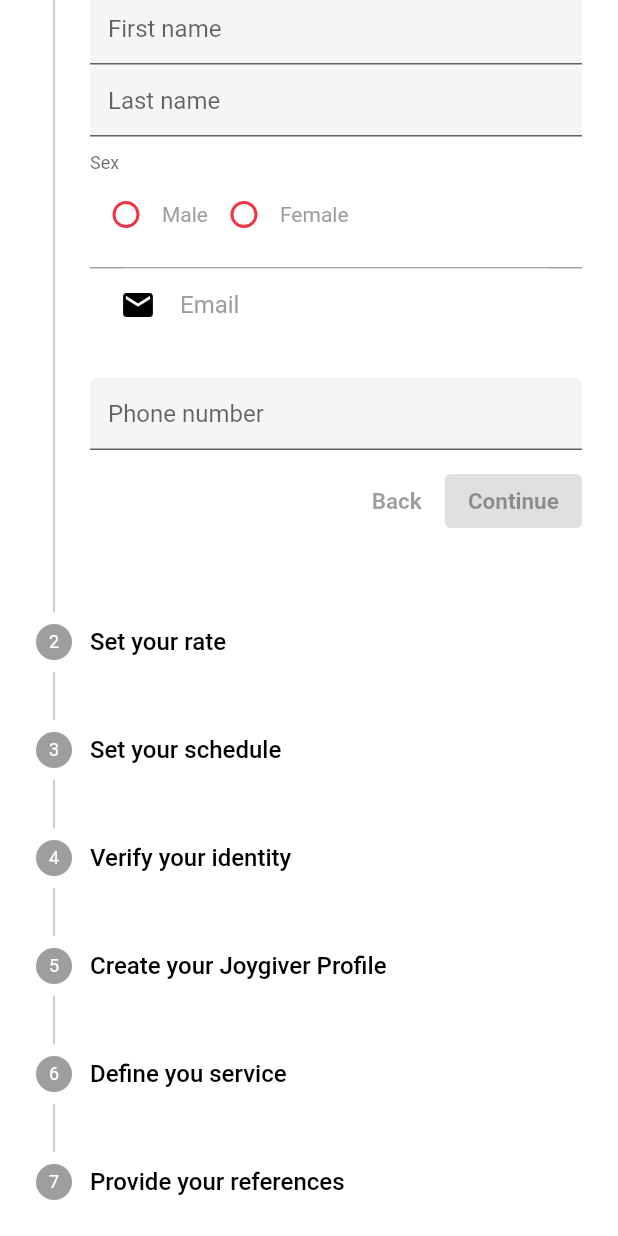
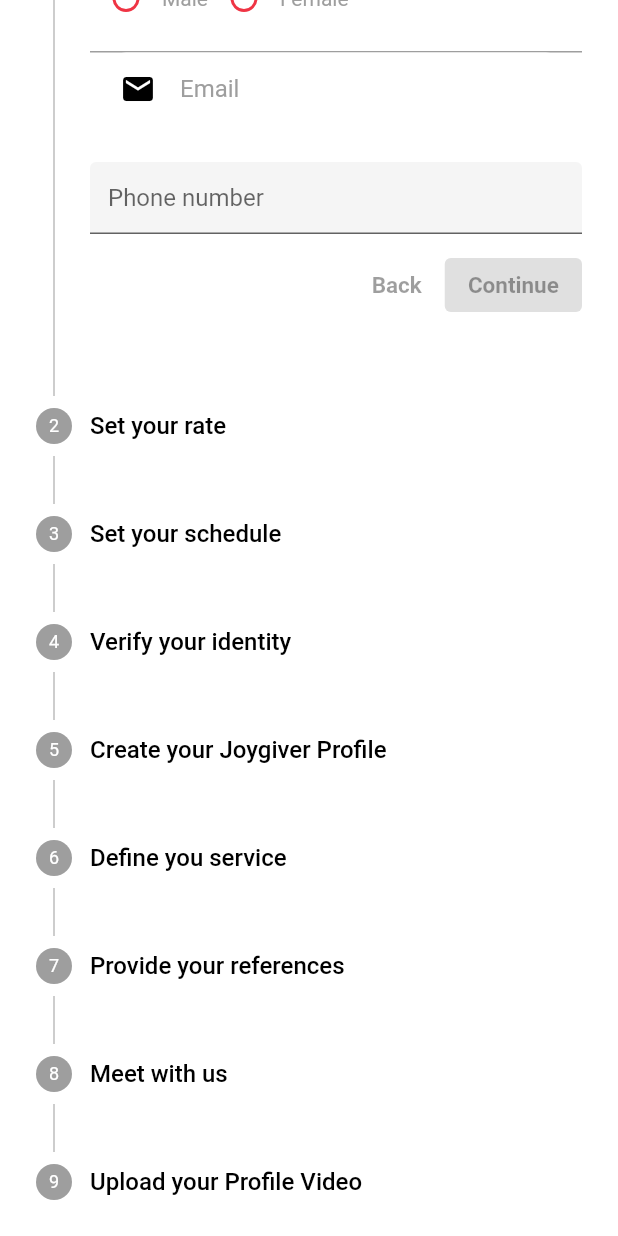
Before and after one commit to pricelev/Careyaya-Flutter-App, a Flutter app: the screen it shows after launch, after a tap on an icon or button, on a phone screen of 412 x 824 dp. Run offline on Flutter 3.47's test engine with Material 2 defaults, Android fonts, the phone set to English and light mode, and no system bars; drawn by our look-alikes of flutter_form_builder; our stand-ins replace animate_do, cloud_firestore, convex_bottom_bar, firebase_analytics, firebase_auth, firebase_core and 8 more; missing offline and left inert: dash_chat, flutter_background_geolocation, flutter_sheet_localization; accounts and stored records are empty; Roboto replaces fonts that are missing (ProductSans); statements that could not run were skipped.

Commit message:
added remaining Stepper pages (meeting scheduling and profile video)

```diff
--- a/lib/ui/widgets/forms/caregiver_application/caregiver_application_form.widget.dart
+++ b/lib/ui/widgets/forms/caregiver_application/caregiver_application_form.widget.dart
@@ -7,6 +7,8 @@ import 'package:careyaya/ui/widgets/forms/caregiver_application/pages/identity_d
 import 'package:careyaya/ui/widgets/forms/caregiver_application/pages/joygiver_profile_details_page.widget.dart';
 import 'package:careyaya/ui/widgets/forms/caregiver_application/pages/service_details_page.widget.dart';
 import 'package:careyaya/ui/widgets/forms/caregiver_application/pages/reference_details_page.widget.dart';
+import 'package:careyaya/ui/widgets/forms/caregiver_application/pages/schedule_meeting_page.widget.dart';
+import 'package:careyaya/ui/widgets/forms/caregiver_application/pages/upload_video_page.widget.dart';
 import 'package:careyaya/ui/widgets/forms/form.widget.dart';
 import 'package:flutter/material.dart';
 import 'package:get/get.dart';
@@ -19,6 +21,8 @@ final steps = [
   Step(title: Text('Create your Joygiver Profile'), content: JoygiverProfileDetailsPage()),
   Step(title: Text('Define you service'), content: ServiceDetailsPage()),
   Step(title: Text('Provide your references'), content: ReferenceDetailsPage()),
+  Step(title: Text('Meet with us'), content: ScheduleMeetingPage()),
+  Step(title: Text('Upload your Profile Video'), content: UploadVideoPage()),
 ];
 
 // Have these values autocomplete
@@ -62,6 +66,8 @@ class CaregiverApplicationValues extends FormValuesInterface {
   final String reference2Relationship;
   final int reference2PhoneNumber;
   final String reference2Email;
+  // Meeting information
+  final DateTime meetingDateTime;
 
 
 
@@ -100,6 +106,7 @@ class CaregiverApplicationValues extends FormValuesInterface {
         this.reference2Relationship = map['reference2Relationship'],
         this.reference2PhoneNumber = int.parse(map['reference2PhoneNumber']),
         this.reference2Email = map['reference2Email'],
+        this.meetingDateTime = DateTime.parse(map['meetingDateTime']),
         super.fromJson(null);
 }
 
--- /dev/null
+++ b/lib/ui/widgets/forms/caregiver_application/pages/schedule_meeting_page.widget.dart
@@ -0,0 +1,23 @@
+import 'package:dash_chat/dash_chat.dart';
+import 'package:flutter/material.dart';
+import 'package:flutter_form_builder/flutter_form_builder.dart';
+
+class ScheduleMeetingPage extends StatelessWidget {
+  @override
+  Widget build(BuildContext context) {
+    return Column(
+      children: [
+        FormBuilderDateTimePicker(
+          name: 'meetingDateTime',
+          inputType: InputType.date,
+          format: DateFormat('dd-MM-yyyy HH:MM'),
+          decoration: InputDecoration(
+              filled: true,
+              hintText: 'Select a time to meet with us'
+          ),
+          validator: FormBuilderValidators.required(context),
+        ),
+      ]
+    );
+  }
+}
--- /dev/null
+++ b/lib/ui/widgets/forms/caregiver_application/pages/upload_video_page.widget.dart
@@ -0,0 +1,13 @@
+import 'package:flutter/material.dart';
+import 'package:flutter_form_builder/flutter_form_builder.dart';
+
+class UploadVideoPage extends StatelessWidget {
+  @override
+  Widget build(BuildContext context) {
+    return Column(
+      children: [
+        Text("This is where you'll eventually be able to upload a video"),
+      ]
+    );
+  }
+}
```
